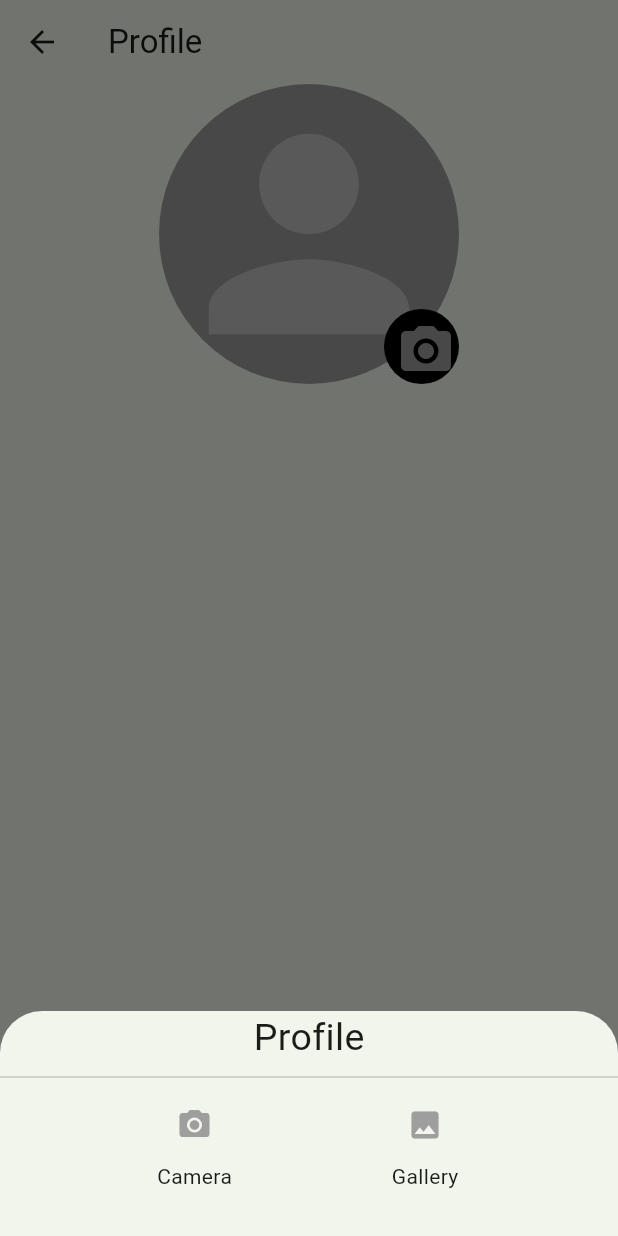
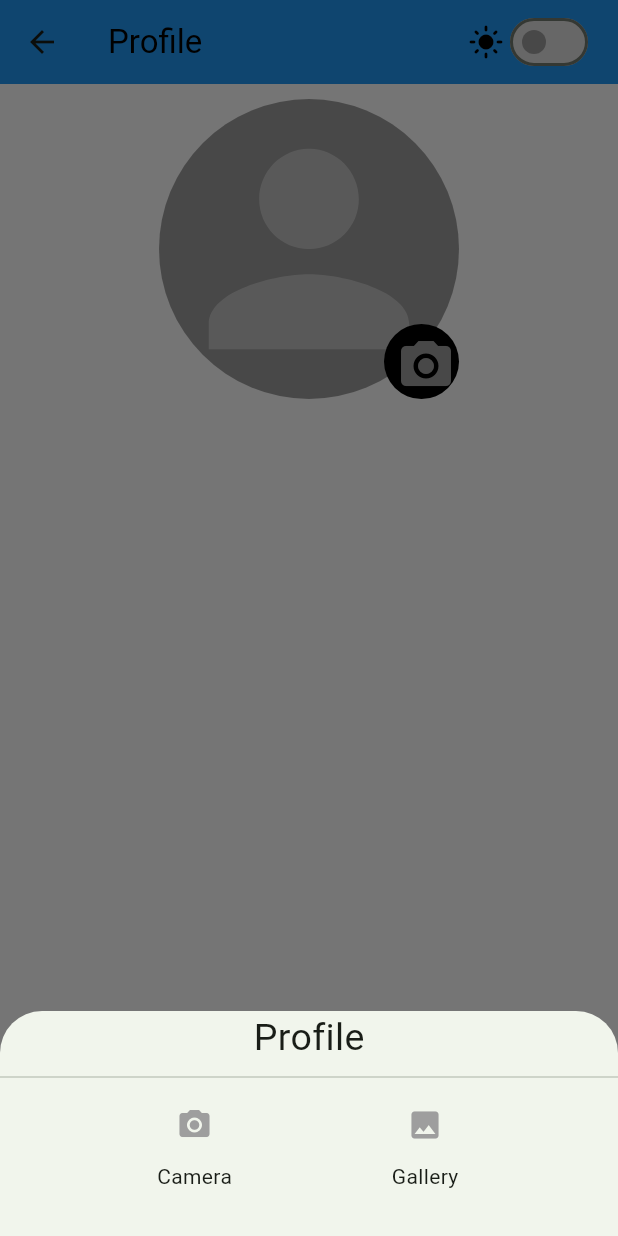
Before and after one commit to FatmaMoataz/finalProject-flutter, a Flutter app: the ProfilePage screen opened directly, after a tap on the "camera alt" icon, on a phone screen of 412 x 824 dp. Run offline on Flutter 3.47's test engine with Material 3 defaults, Android fonts, the phone set to English and light mode, and no system bars; our stand-ins replace image_picker.

Commit message:
added theme switcher in profile page

```diff
--- a/lib/profile/profile_page/profile_page.dart
+++ b/lib/profile/profile_page/profile_page.dart
@@ -13,73 +13,143 @@ class ProfilePage extends StatefulWidget {
 }
 
 class _ProfilePageState extends State<ProfilePage> {
+  bool isDarkMode = false;
 
+  void toggleTheme(bool value) {
+    setState(() {
+      isDarkMode = value;
+    });
+  }
 
   @override
   Widget build(BuildContext context) {
     return Scaffold(
-      appBar: AppBar(title: Text('Profile'),),
-      body: Column(children: [
-        Center(child: Consumer <UserModel> (
-          builder: (context,UserModel,child)  {
-        return  Stack(
+      backgroundColor: isDarkMode ? Colors.grey[900] : Colors.white,
+      appBar: AppBar(
+        backgroundColor: isDarkMode ? Colors.black : Colors.blue,
+        title: Row(
+          mainAxisAlignment: MainAxisAlignment.spaceBetween,
+          children: [
+            Text(
+              'Profile',
+              style: TextStyle(
+                color: isDarkMode ? Colors.white : Colors.black,
+                fontSize: 22,
+              ),
+            ),
+            Row(
+              children: [
+                Icon(
+                  isDarkMode ? Icons.dark_mode : Icons.light_mode,
+                  color: isDarkMode ? Colors.white : Colors.black,
+                ),
+                Switch(
+                  value: isDarkMode,
+                  onChanged: toggleTheme,
+                  activeColor: Colors.blue,
+                  inactiveThumbColor: Colors.grey,
+                  activeTrackColor: Colors.white,
+                  inactiveTrackColor: Colors.grey.shade300,
+                ),
+              ],
+            ),
+          ],
+        ),
+      ),
+
+      body: Column(
+        children: [
+          SizedBox(height: 10,),
+          Center(
+            child: Consumer<UserModel>(
+              builder: (context, userModel, child) {
+                return Stack(
                   alignment: Alignment.bottomRight,
                   children: [
                     CircleAvatar(
                       backgroundColor: Colors.grey.shade500,
-                radius: 100 ,child:
-               UserModel.user?.image == null?
-                 Icon(Icons.person, size: 200,color: Colors.white38,) : ClipOval(child: Image.file(
+                      radius: 100,
+                      child: userModel.user?.image == null
+                          ? const Icon(
+                              Icons.person,
+                              size: 200,
+                              color: Colors.white38,
+                            )
+                          : ClipOval(
+                              child: Image.file(
+                                userModel.user!.image!,
                                 height: 200,
                                 width: 200,
                                 fit: BoxFit.cover,
-                  UserModel.user!.image!))
+                              ),
+                            ),
                     ),
                     CircleAvatar(
                       backgroundColor: Colors.black,
                       radius: 25,
-              child: IconButton(onPressed: (){
-                showModalBottomSheet(context: context, builder: (context) => Container(
+                      child: IconButton(
+                        icon: const Icon(
+                          Icons.camera_alt,
+                          size: 40,
+                          color: Colors.grey,
+                        ),
+                        onPressed: () {
+                          showModalBottomSheet(
+                            context: context,
+                            builder: (context) => Container(
                               height: 150,
-                  child: Column(children: [Text('Profile', style: TextStyle(fontSize: 25),),
-                  Divider(),
+                              child: Column(
+                                children: [
+                                  const Text(
+                                    'Profile',
+                                    style: TextStyle(fontSize: 25),
+                                  ),
+                                  const Divider(),
                                   Row(
                                     mainAxisAlignment: MainAxisAlignment.spaceEvenly,
                                     children: [
                                       Options(
-                     onPressed:(){
-                     UserModel.imageSelector(ImageSource.camera);
+                                        onPressed: () {
+                                          userModel.imageSelector(ImageSource.camera);
                                           Navigator.pop(context);
-                     } ,
+                                        },
                                         title: 'Camera',
-                       icon: Icons.camera_alt,),
+                                        icon: Icons.camera_alt,
+                                      ),
                                       Options(
-                    onPressed:(){ UserModel.imageSelector(ImageSource.gallery);
+                                        onPressed: () {
+                                          userModel.imageSelector(ImageSource.gallery);
                                           Navigator.pop(context);
-                    } ,
+                                        },
                                         title: 'Gallery',
-                     icon: Icons.image,),
-                   if( UserModel.user?.image != null)
+                                        icon: Icons.image,
+                                      ),
+                                      if (userModel.user?.image != null)
                                         Options(
-                      selectedImage: UserModel.user?.image,
-                      onPressed:(){
-  UserModel.removeImage();
+                                          selectedImage: userModel.user?.image,
+                                          onPressed: () {
+                                            userModel.removeImage();
                                             Navigator.pop(context);
-                    } ,title: 'Delete', icon: Icons.delete,),
-
+                                          },
+                                          title: 'Delete',
+                                          icon: Icons.delete,
+                                        ),
                                     ],
-                    )],
                                   ),
-                ));
-              }, icon: Icon(
-                color: Colors.grey,
-                Icons.camera_alt, size: 40,)))
+                                ],
+                              ),
+                            ),
+                          );
+                        },
+                      ),
+                    ),
                   ],
                 );
               },
-
-        ))
-      ],),
+            ),
+          ),
+        ],
+      ),
     );
   }
 }
```
Lines whose indentation alone changed are shown as unchanged.
